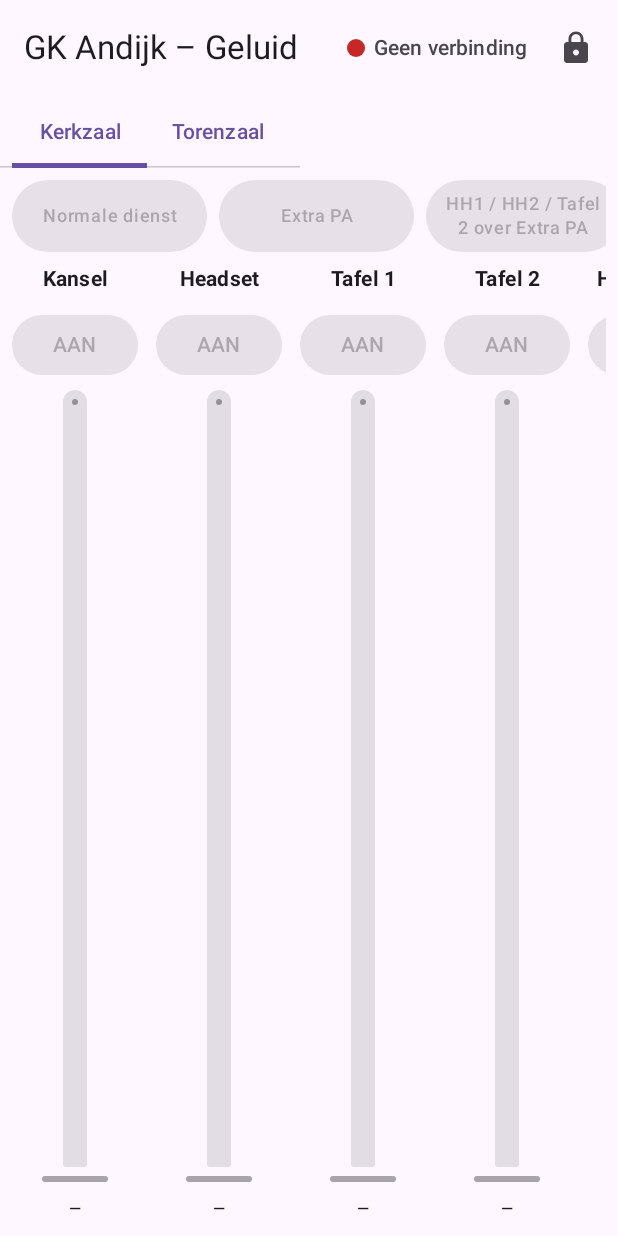
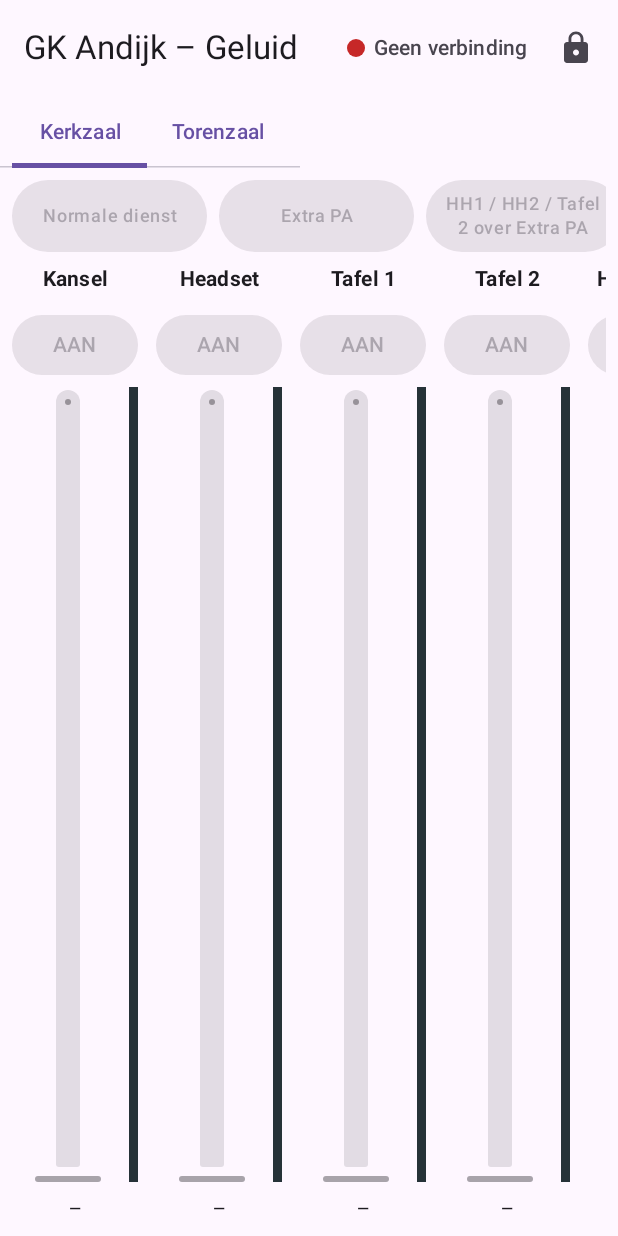
Before and after one commit to wiliezwagerman/GKA-Geluid, an Android app built with Jetpack Compose: the composable MainScreen shown on its own in the app's theme, after a tap on "Annuleren", on a phone screen of 412 x 824 dp. Run offline under Robolectric (Android 15) with nearby library versions, the phone set to English and light mode, and no system bars; 2 other taps on this screen came first.

Commit message:
Meters naast de faders (AudioMeter-abonnementen)
Co-Authored-By: Claude Opus 5.5 <noreply@anthropic.com>
Claude-Session: https://claude.ai/code/session_01HeGNSkwWg6wSXxZ6Q4SsCe

```diff
--- a/app/src/main/java/nl/gkandijk/geluid/Layout.kt
+++ b/app/src/main/java/nl/gkandijk/geluid/Layout.kt
@@ -8,7 +8,19 @@ import nl.gkandijk.geluid.ttp.Sub
 @Serializable
 data class AppLayout(
     val title: String = "Geluid",
+    val meterRange: MeterRange = MeterRange(),
     val pages: List<Page> = emptyList(),
+)
+
+/** Schaal van de meters in dB, zoals de Tesira AudioMeter ze meldt. */
+@Serializable
+data class MeterRange(
+    val min: Float = -60f,
+    val max: Float = 12f,
+    /** Vanaf hier geel. */
+    val warn: Float = 0f,
+    /** Vanaf hier rood. */
+    val clip: Float = 6f,
 )
 
 @Serializable
@@ -42,6 +54,9 @@ data class FaderDef(
     /** Ander blok voor de mute (bijv. een apart Mute-blok); standaard hetzelfde als tag. */
     val muteTag: String? = null,
     val muteCh: Int? = null,
+    /** AudioMeter-blok met één of twee kanalen (stereo), bijv. "AudioMeter1" met [8, 9]. */
+    val meterTag: String? = null,
+    val meterCh: List<Int> = emptyList(),
 ) {
     val muteTagOrDefault: String get() = muteTag ?: tag
     val muteChOrDefault: Int get() = muteCh ?: ch
@@ -57,6 +72,7 @@ object LayoutLoader {
             buildList {
                 if (f.fader) add(Sub(f.tag, "level", f.ch))
                 if (f.mute) add(Sub(f.muteTagOrDefault, "mute", f.muteChOrDefault))
+                if (f.meterTag != null) f.meterCh.forEach { add(Sub(f.meterTag, Sub.METER, it)) }
             }
         }
     }.distinct()
--- a/app/src/main/java/nl/gkandijk/geluid/ui/Components.kt
+++ b/app/src/main/java/nl/gkandijk/geluid/ui/Components.kt
@@ -1,5 +1,6 @@
 package nl.gkandijk.geluid.ui
 
+import androidx.compose.foundation.Canvas
 import androidx.compose.foundation.layout.Arrangement
 import androidx.compose.foundation.layout.Column
 import androidx.compose.foundation.layout.Row
@@ -18,6 +19,9 @@ import androidx.compose.runtime.mutableStateOf
 import androidx.compose.runtime.remember
 import androidx.compose.runtime.setValue
 import androidx.compose.ui.Modifier
+import androidx.compose.ui.geometry.Offset
+import androidx.compose.ui.geometry.Size
+import androidx.compose.ui.graphics.Color
 import androidx.compose.ui.graphics.TransformOrigin
 import androidx.compose.ui.graphics.graphicsLayer
 import androidx.compose.ui.layout.layout
@@ -25,6 +29,7 @@ import androidx.compose.ui.text.input.KeyboardType
 import androidx.compose.ui.text.input.PasswordVisualTransformation
 import androidx.compose.ui.unit.Constraints
 import androidx.compose.ui.unit.dp
+import nl.gkandijk.geluid.MeterRange
 import nl.gkandijk.geluid.ttp.ConnConfig
 import nl.gkandijk.geluid.ttp.Protocol
 
@@ -170,3 +175,33 @@ fun SettingsDialog(
         dismissButton = { TextButton(onClick = onDismiss) { Text("Annuleren") } },
     )
 }
+
+/** Verticale meterbalk: groen, boven [MeterRange.warn] geel, boven [MeterRange.clip] rood. */
+@Composable
+fun MeterBar(db: Float?, range: MeterRange, modifier: Modifier = Modifier) {
+    Canvas(modifier) {
+        drawRect(Color(0xFF263238))
+        if (db == null || range.max <= range.min) return@Canvas
+        fun y(v: Float): Float {
+            val f = ((v - range.min) / (range.max - range.min)).coerceIn(0f, 1f)
+            return size.height * (1f - f)
+        }
+        val top = y(db)
+        val warnY = y(range.warn)
+        val clipY = y(range.clip)
+        // Groen deel
+        val greenTop = maxOf(top, warnY)
+        if (greenTop < size.height) {
+            drawRect(Color(0xFF43A047), Offset(0f, greenTop), Size(size.width, size.height - greenTop))
+        }
+        // Geel deel
+        if (top < warnY) {
+            val yellowTop = maxOf(top, clipY)
+            drawRect(Color(0xFFFDD835), Offset(0f, yellowTop), Size(size.width, warnY - yellowTop))
+        }
+        // Rood deel
+        if (top < clipY) {
+            drawRect(Color(0xFFE53935), Offset(0f, top), Size(size.width, clipY - top))
+        }
+    }
+}
--- a/app/src/main/java/nl/gkandijk/geluid/ui/MainScreen.kt
+++ b/app/src/main/java/nl/gkandijk/geluid/ui/MainScreen.kt
@@ -54,6 +54,7 @@ import androidx.compose.ui.unit.dp
 import androidx.lifecycle.compose.collectAsStateWithLifecycle
 import nl.gkandijk.geluid.FaderDef
 import nl.gkandijk.geluid.MainViewModel
+import nl.gkandijk.geluid.MeterRange
 import nl.gkandijk.geluid.Page
 import nl.gkandijk.geluid.PresetDef
 import nl.gkandijk.geluid.ttp.ConnState
@@ -67,6 +68,7 @@ fun MainScreen(vm: MainViewModel) {
     val error by vm.client.lastError.collectAsStateWithLifecycle()
     val values by vm.client.values.collectAsStateWithLifecycle()
     val ranges by vm.client.ranges.collectAsStateWithLifecycle()
+    val meters by vm.client.meters.collectAsStateWithLifecycle()
 
     val pages = vm.layout.pages.filter { !it.advanced || vm.unlocked }
     var selectedTab by remember { mutableIntStateOf(0) }
@@ -118,6 +120,8 @@ fun MainScreen(vm: MainViewModel) {
                     page = page,
                     values = values,
                     ranges = ranges,
+                    meters = meters,
+                    meterRange = vm.layout.meterRange,
                     enabled = state == ConnState.CONNECTED,
                     onPreset = { p -> if (p.confirm) confirmPreset = p else vm.recallPreset(p) },
                     onLevel = { f, v -> vm.client.setLevel(f.tag, f.ch, v) },
@@ -187,6 +191,8 @@ private fun PageContent(
     page: Page,
     values: Map<String, String>,
     ranges: Map<String, Pair<Float, Float>>,
+    meters: Map<String, Float>,
+    meterRange: MeterRange,
     enabled: Boolean,
     onPreset: (PresetDef) -> Unit,
     onLevel: (FaderDef, Float) -> Unit,
@@ -260,6 +266,10 @@ private fun PageContent(
                     FaderStrip(
                         def = f,
                         level = TtpParser.toFloat(values[levelKey]),
+                        meterLevels = f.meterTag?.let { t ->
+                            f.meterCh.map { meters[Sub.key(t, Sub.METER, it)] }
+                        } ?: emptyList(),
+                        meterRange = meterRange,
                         muted = TtpParser.toBool(values[muteKey]),
                         range = lo..hi,
                         enabled = enabled,
@@ -282,6 +292,8 @@ private fun FaderStrip(
     range: ClosedFloatingPointRange<Float>,
     enabled: Boolean,
     compact: Boolean,
+    meterLevels: List<Float?>,
+    meterRange: MeterRange,
     onLevel: (Float) -> Unit,
     onMute: (Boolean) -> Unit,
 ) {
@@ -315,6 +327,11 @@ private fun FaderStrip(
                 Text(if (isMuted) "UIT" else "AAN")
             }
         }
+        if (def.fader || meterLevels.isNotEmpty()) {
+            Row(
+                horizontalArrangement = Arrangement.spacedBy(3.dp),
+                modifier = Modifier.weight(1f).fillMaxWidth().padding(vertical = 8.dp),
+            ) {
                 if (def.fader) {
                     VerticalSlider(
                         value = shown,
@@ -325,8 +342,21 @@ private fun FaderStrip(
                         onValueChangeFinished = { dragging = null },
                         valueRange = range,
                         enabled = enabled && level != null,
-                modifier = Modifier.weight(1f).fillMaxWidth().padding(vertical = 8.dp),
+                        modifier = Modifier.weight(1f).fillMaxHeight(),
                     )
+                } else {
+                    Spacer(Modifier.weight(1f))
+                }
+                meterLevels.forEach { db ->
+                    MeterBar(
+                        db = if (enabled) db else null,
+                        range = meterRange,
+                        modifier = Modifier.width(if (compact) 6.dp else 8.dp).fillMaxHeight(),
+                    )
+                }
+            }
+        }
+        if (def.fader) {
             Text(
                 if (level == null && dragging == null) "–" else String.format("%.1f dB", shown),
                 style = MaterialTheme.typography.bodyMedium,
```
Also changed, not shown: app/src/main/assets/layout.json (+30 -24 lines), app/src/main/java/nl/gkandijk/geluid/ttp/TesiraClient.kt (+25 -3 lines), 1 other file. Lines whose indentation alone changed are shown as unchanged.
